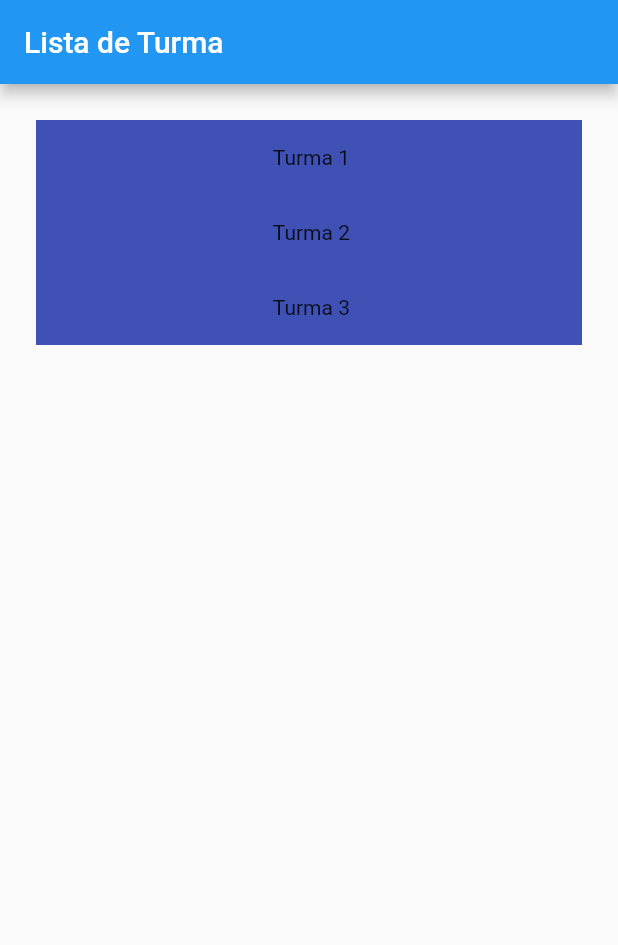
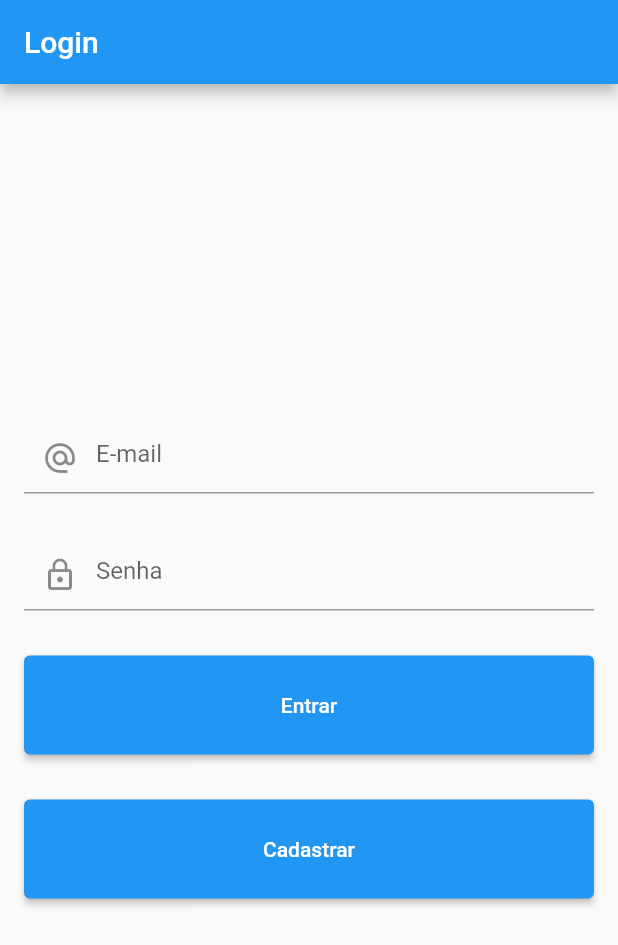
Before and after one commit to ramonsilv/cronogrmas_form, a Flutter app: the screen it shows after launch, on a phone screen of 412 x 824 dp. Shown: the top 945 px of the screen. Run offline on Flutter 3.47's test engine with Material 2 defaults, Android fonts, the light colour scheme and no system bars; our stand-ins replace datetime_picker_formfield_new, fluttertoast.

Commit message:
modelagem dos arquivos de adção de login ultilização de cores manuais e exagonais

```diff
--- a/formulario_frontend/lib/main.dart
+++ b/formulario_frontend/lib/main.dart
@@ -1,5 +1,9 @@
+import 'dart:math';
+
 import 'package:flutter/material.dart';
-import 'package:formulario_frontend/pagina.dart';
+import 'package:formulario_frontend/telas/cadastro.dart';
+import 'package:formulario_frontend/telas/login.dart';
+import 'package:formulario_frontend/telas/pagina.dart';
 
 void main() {
   runApp(const App());
@@ -12,11 +16,54 @@ class App extends StatelessWidget {
   Widget build(BuildContext context) {
     return MaterialApp(
       title: 'Cronogramas',
-      darkTheme: ThemeData(
-          brightness: Brightness.dark, primarySwatch: Colors.red
-          ),
+      darkTheme:
+          ThemeData(brightness: Brightness.dark, primarySwatch: generateMaterialColor(Palette.primary)),
       debugShowCheckedModeBanner: false,
-      home: const Pagina(),
+      //INDEX
+      home: const Login(),
+      //PAGINAS SECUNDARIAS
+      routes: {
+        '/cadastro': (context) => const Home(),
+        '/pagina': (context) => const Pagina(),
+      },
     );
   }
 }
+//DEFINIÇÃO DAS CORES MANUAIS
+MaterialColor generateMaterialColor(Color color) {
+  return MaterialColor(color.value, {
+    50: tintColor(color, 0.9),
+    100: tintColor(color, 0.8),
+    200: tintColor(color, 0.6),
+    300: tintColor(color, 0.4),
+    400: tintColor(color, 0.2),
+    500: color,
+    600: shadeColor(color, 0.1),
+    700: shadeColor(color, 0.2),
+    800: shadeColor(color, 0.3),
+    900: shadeColor(color, 0.4),
+  });
+}
+
+int tintValue(int value, double factor) =>
+    max(0, min((value + ((255 - value) * factor)).round(), 255));
+
+Color tintColor(Color color, double factor) => Color.fromRGBO(
+    tintValue(color.red, factor),
+    tintValue(color.green, factor),
+    tintValue(color.blue, factor),
+    1);
+
+int shadeValue(int value, double factor) =>
+    max(0, min(value - (value * factor).round(), 255));
+
+Color shadeColor(Color color, double factor) => Color.fromRGBO(
+    shadeValue(color.red, factor),
+    shadeValue(color.green, factor),
+    shadeValue(color.blue, factor),
+    1);
+
+class Palette {
+  // Your hexadecimal color code
+  static const Color primary = Color(0xFF004A8D);
+}
--- /dev/null
+++ b/formulario_frontend/lib/telas/login.dart
@@ -0,0 +1,83 @@
+// ignore_for_file: avoid_print
+
+import 'package:flutter/material.dart';
+
+class Login extends StatelessWidget {
+  const Login({Key? key}) : super(key: key);
+
+  @override
+  Widget build(BuildContext context) {
+    return Scaffold(
+      appBar: AppBar(
+        // leading: const Icon(Icons.account_circle),
+        // leadingWidth: 100,
+        title: const Text("Login"),
+        backgroundColor: Colors.blue,
+      ),
+      body: Container(
+        padding: const EdgeInsets.all(16),
+        child: Center(
+          child: Column(
+            crossAxisAlignment: CrossAxisAlignment.stretch,
+            mainAxisAlignment: MainAxisAlignment.center,
+            children: [
+              Padding(
+                padding: const EdgeInsets.fromLTRB(0, 15, 0, 15),
+                child: TextFormField(
+                  keyboardType: TextInputType.emailAddress,
+                  decoration: const InputDecoration(
+                      hintText: "E-mail",
+                      prefixIcon: Icon(Icons.alternate_email)),
+                  validator: (value) {
+                    if (value!.length < 5) {
+                      return "Este e-mail parece curto demais";
+                    } else if (!value.contains("@")) {
+                      return "Este e-mail não é válido";
+                    }
+                  },
+                ),
+              ),
+              Padding(
+                padding: const EdgeInsets.fromLTRB(0, 15, 0, 15),
+                child: TextFormField(
+                  obscureText: true,
+                  decoration: const InputDecoration(
+                    hintText: "Senha",
+                    prefixIcon: Icon(Icons.lock_outline),
+                  ),
+                ),
+              ),
+              Padding(
+                padding: const EdgeInsets.fromLTRB(0, 15, 0, 15),
+                child: ElevatedButton(
+                  onPressed: () {
+                    // Navigator.pushNamed(context, '/home');
+                    Navigator.pushNamed(context, '/pagina');
+                  },
+                  style: ButtonStyle(
+                    padding: MaterialStateProperty.all(
+                        const EdgeInsets.only(top: 25, bottom: 25)),
+                  ),
+                  child: const Text("Entrar"),
+                ),
+              ),
+              Padding(
+                padding: const EdgeInsets.fromLTRB(0, 15, 0, 15),
+                child: ElevatedButton(
+                  onPressed: () {
+                    Navigator.pushNamed(context, '/cadastro');
+                  },
+                  style: ButtonStyle(
+                    padding: MaterialStateProperty.all(
+                        const EdgeInsets.only(top: 25, bottom: 25)),
+                  ),
+                  child: const Text("Cadastrar"),
+                ),
+              ),
+            ],
+          ),
+        ),
+      ),
+    );
+  }
+}
--- a/formulario_frontend/pubspec.yaml
+++ b/formulario_frontend/pubspec.yaml
@@ -36,6 +36,7 @@ dependencies:
   # Use with the CupertinoIcons class for iOS style icons.
   cupertino_icons: ^1.0.2
   datetime_picker_formfield_new: ^2.1.0
+  fluttertoast: ^8.2.2
 
 dev_dependencies:
   flutter_test:
```
Also changed, not shown: formulario_frontend/lib/cadastro.dart (deleted, +0 -120 lines), formulario_frontend/lib/telas/cadastro.dart (added, +176 -0 lines), formulario_frontend/lib/telas/pagina.dart (renamed from formulario_frontend/lib/pagina.dart), formulario_frontend/pubspec.lock.
